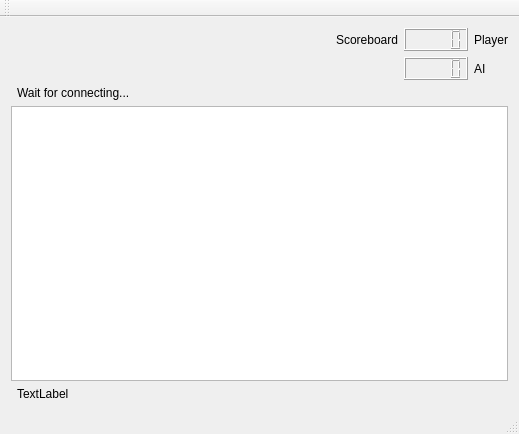
furkanyildiz/Data_Glass_Project_Bil396, file Pong/mainwindow.ui: the form before one commit.
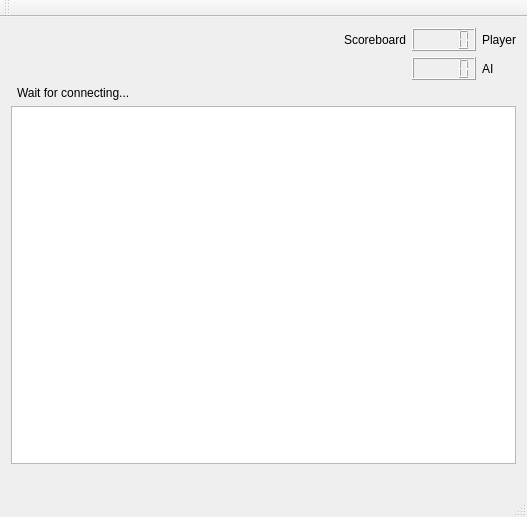
The form after the commit.

Diff of the .ui file:
```diff
--- a/Pong/mainwindow.ui
+++ b/Pong/mainwindow.ui
@@ -6,8 +6,8 @@
    <rect>
     <x>0</x>
     <y>0</y>
-    <width>519</width>
-    <height>434</height>
+    <width>527</width>
+    <height>517</height>
    </rect>
   </property>
   <property name="windowTitle">
@@ -74,8 +74,11 @@
     </item>
     <item row="6" column="1">
      <widget class="QLabel" name="goalScreen">
+      <property name="enabled">
+       <bool>true</bool>
+      </property>
       <property name="text">
-       <string>TextLabel</string>
+       <string/>
       </property>
      </widget>
     </item>
```
Left out of the diff: 4 changed lines with no effect on the pictures.
